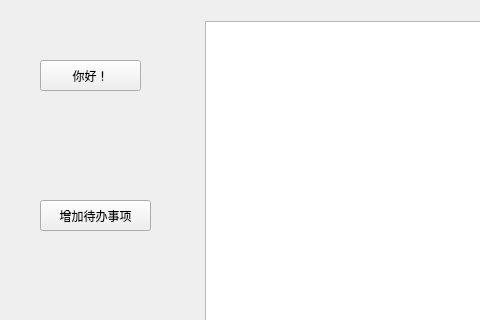
Above: qtodo.ui from lcclcc233/Qtodo before the change; both pictures show x 0 to 480 and y 0 to 320 of the 800 by 600 pixel window. Below: the same form after it.
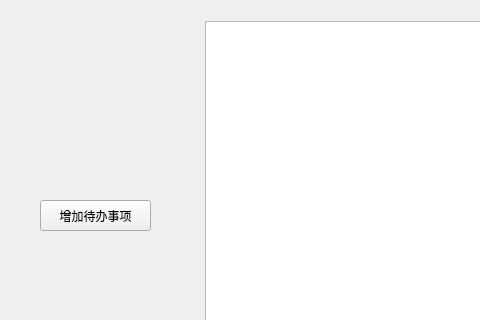
That is the form after the change.

Patch:
```diff
--- a/qtodo.ui
+++ b/qtodo.ui
@@ -14,20 +14,7 @@
    <string>Qtodo</string>
   </property>
   <widget class="QWidget" name="centralwidget">
-   <widget class="QPushButton" name="pushButton">
-    <property name="geometry">
-     <rect>
-      <x>40</x>
-      <y>60</y>
-      <width>101</width>
-      <height>31</height>
-     </rect>
-    </property>
-    <property name="text">
-     <string>你好！</string>
-    </property>
-   </widget>
-   <widget class="QPushButton" name="pushButton_2">
+   <widget class="QPushButton" name="additemButton">
     <property name="geometry">
      <rect>
       <x>40</x>
```
